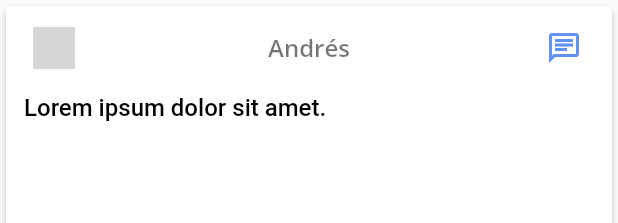
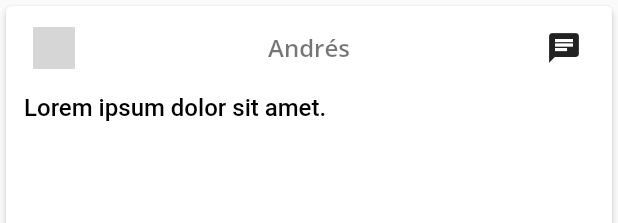
Before and after one commit to AndEsala/Ciclo4, a Flutter app: the StateCard widget shown alone on an empty page, opened directly, on a phone screen of 412 x 824 dp. Shown: the top 223 px of the screen. Run offline on Flutter 3.47's test engine with Material 2 defaults, Android fonts, the phone set to English and light mode, and no system bars; our stand-ins replace get, google_fonts; network calls fail; grey boxes are pictures that could not be loaded.

Commit message:
Estructura o clase cambiada para poder reutilizarla

```diff
--- a/lib/ui/pages/content/states/widgets/state_card.dart
+++ b/lib/ui/pages/content/states/widgets/state_card.dart
@@ -3,6 +3,7 @@ import 'package:red_egresados/ui/widgets/card.dart';
 
 class StateCard extends StatelessWidget {
   final String title, content, picUrl;
+  final Icon icon;
   final VoidCallback onChat;
 
   // StateCard constructor
@@ -11,6 +12,7 @@ class StateCard extends StatelessWidget {
       required this.title,
       required this.content,
       required this.picUrl,
+      required this.icon,
       required this.onChat})
       : super(key: key);
 
@@ -39,10 +41,7 @@ class StateCard extends StatelessWidget {
       ),
       // topRightWidget widget as an IconButton
       topRightWidget: IconButton(
-        icon: Icon(
-          Icons.chat_outlined,
-          color: primaryColor,
-        ),
+        icon: icon,
         onPressed: onChat,
       ),
     );
```
